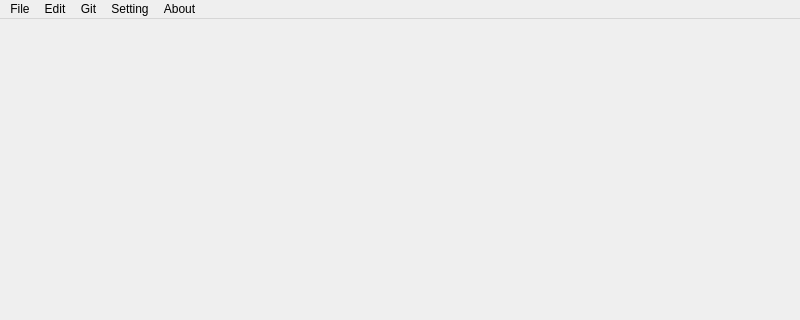
Old version of the form src/plugins/coreplugin/src/mainwindow.ui in the repository lzxqaq/blogup; both pictures show x 0 to 800 and y 0 to 320 of the 800 by 600 pixel window.
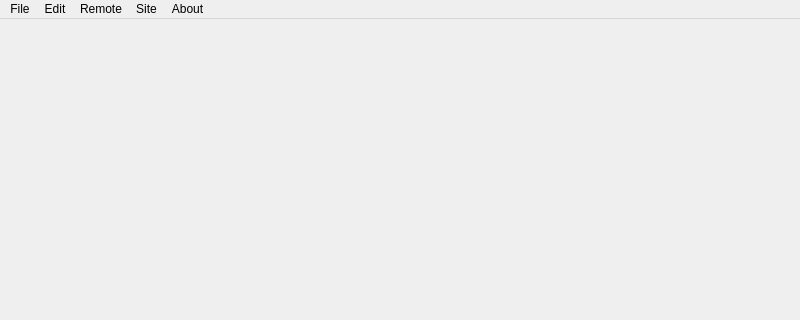
New version of the form.

Commit message: new site and new post

Patch:
```diff
--- a/src/plugins/coreplugin/src/mainwindow.ui
+++ b/src/plugins/coreplugin/src/mainwindow.ui
@@ -20,7 +20,7 @@
      <x>0</x>
      <y>0</y>
      <width>800</width>
-     <height>17</height>
+     <height>22</height>
     </rect>
    </property>
    <widget class="QMenu" name="menuFile">
@@ -59,9 +59,9 @@
     <addaction name="separator"/>
     <addaction name="actionDelete"/>
    </widget>
-   <widget class="QMenu" name="menuSetting">
+   <widget class="QMenu" name="menuSite">
     <property name="title">
-     <string>Setting</string>
+     <string>Site</string>
     </property>
    </widget>
    <widget class="QMenu" name="menuAbout">
@@ -69,9 +69,9 @@
      <string>About</string>
     </property>
    </widget>
-   <widget class="QMenu" name="menuGit">
+   <widget class="QMenu" name="menuRemote">
     <property name="title">
-     <string>Git</string>
+     <string>Remote</string>
     </property>
     <addaction name="actionPull"/>
     <addaction name="actionPush"/>
@@ -80,8 +80,8 @@
    </widget>
    <addaction name="menuFile"/>
    <addaction name="menuEdit"/>
-   <addaction name="menuGit"/>
-   <addaction name="menuSetting"/>
+   <addaction name="menuRemote"/>
+   <addaction name="menuSite"/>
    <addaction name="menuAbout"/>
   </widget>
   <widget class="QStatusBar" name="statusBar"/>
```
Left out of the diff: 12 changed lines with no effect on the pictures. The commit also changes 17 other files.
